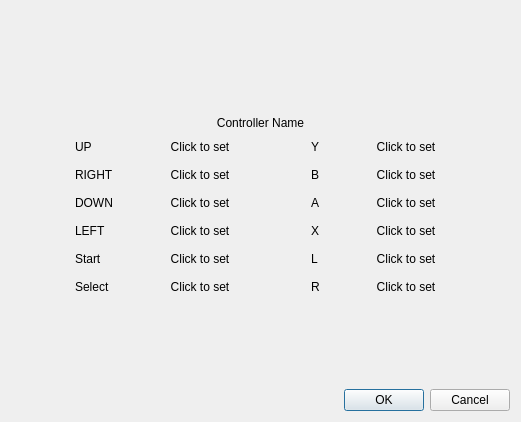
Before: the Qt Designer form mapbuttondialog.ui in Skarsnik/Button-Mash, drawn with Qt 5.
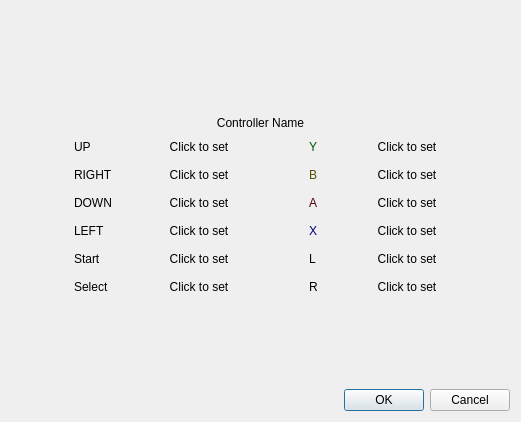
After: the same form once the commit is applied. Icons and pictures are not drawn.

Commit message: Mapping ui: add color to button

```diff
--- a/mapbuttondialog.ui
+++ b/mapbuttondialog.ui
@@ -329,7 +329,10 @@
          <item>
           <widget class="QLabel" name="label_7">
            <property name="text">
-            <string>Y</string>
+            <string>&lt;span style=&quot; color:#005500;&quot;&gt;Y&lt;/span&gt;</string>
+           </property>
+           <property name="textFormat">
+            <enum>Qt::RichText</enum>
            </property>
           </widget>
          </item>
@@ -369,7 +372,10 @@
          <item>
           <widget class="QLabel" name="label_8">
            <property name="text">
-            <string>B</string>
+            <string>&lt;span style=&quot; color:#515100;&quot;&gt;B&lt;/span&gt;</string>
+           </property>
+           <property name="textFormat">
+            <enum>Qt::RichText</enum>
            </property>
           </widget>
          </item>
@@ -409,7 +415,7 @@
          <item>
           <widget class="QLabel" name="label_9">
            <property name="text">
-            <string>A</string>
+            <string>&lt;span style=&quot; color:#550000;&quot;&gt;A&lt;/span&gt;</string>
            </property>
           </widget>
          </item>
@@ -449,7 +455,7 @@
          <item>
           <widget class="QLabel" name="label_10">
            <property name="text">
-            <string>X</string>
+            <string>&lt;html&gt;&lt;head/&gt;&lt;body&gt;&lt;p&gt;&lt;span style=&quot; color:#00007f;&quot;&gt;X &lt;/span&gt;&lt;/p&gt;&lt;/body&gt;&lt;/html&gt;</string>
            </property>
           </widget>
          </item>
```
